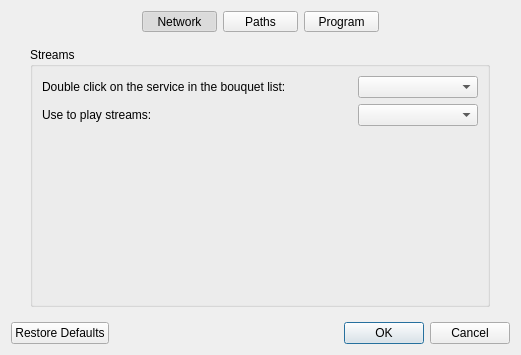
DYefremov/E2Toolkit, file app/ui/res/settings.ui: the form before one commit.
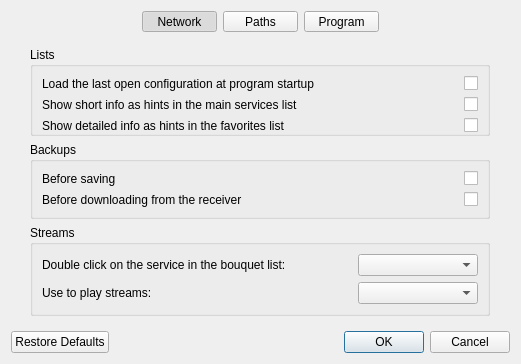
The form after the commit. The open tabs and pages were chosen to show the change. Icons and pictures are not drawn.

Commit message: added options for lists and backup

Patch:
```diff
--- a/app/ui/res/settings.ui
+++ b/app/ui/res/settings.ui
@@ -574,7 +574,7 @@
        </widget>
        <widget class="QWidget" name="program_page">
         <layout class="QGridLayout" name="gridLayout_4">
-         <item row="0" column="0">
+         <item row="2" column="0">
           <widget class="QGroupBox" name="program_streams_box">
            <property name="sizePolicy">
             <sizepolicy hsizetype="Fixed" vsizetype="Preferred">
@@ -687,6 +687,148 @@
            </layout>
           </widget>
          </item>
+         <item row="1" column="0">
+          <widget class="QGroupBox" name="program_backup_box">
+           <property name="title">
+            <string>Backups</string>
+           </property>
+           <layout class="QFormLayout" name="backups_layout">
+            <property name="leftMargin">
+             <number>9</number>
+            </property>
+            <property name="topMargin">
+             <number>9</number>
+            </property>
+            <property name="rightMargin">
+             <number>9</number>
+            </property>
+            <property name="bottomMargin">
+             <number>9</number>
+            </property>
+            <item row="0" column="0">
+             <widget class="QLabel" name="backup_before_saving_label">
+              <property name="text">
+               <string>Before saving</string>
+              </property>
+             </widget>
+            </item>
+            <item row="1" column="0">
+             <widget class="QLabel" name="backup_before_download_label">
+              <property name="text">
+               <string>Before downloading from the receiver</string>
+              </property>
+             </widget>
+            </item>
+            <item row="0" column="1">
+             <widget class="QCheckBox" name="backup_befor_save_check_box">
+              <property name="layoutDirection">
+               <enum>Qt::RightToLeft</enum>
+              </property>
+              <property name="text">
+               <string notr="true"/>
+              </property>
+              <property name="shortcut">
+               <string notr="true"/>
+              </property>
+             </widget>
+            </item>
+            <item row="1" column="1">
+             <widget class="QCheckBox" name="backup_befor_download_check_box">
+              <property name="layoutDirection">
+               <enum>Qt::RightToLeft</enum>
+              </property>
+              <property name="text">
+               <string notr="true"/>
+              </property>
+              <property name="shortcut">
+               <string notr="true"/>
+              </property>
+             </widget>
+            </item>
+           </layout>
+          </widget>
+         </item>
+         <item row="0" column="0">
+          <widget class="QGroupBox" name="program_lists_box">
+           <property name="title">
+            <string>Lists </string>
+           </property>
+           <layout class="QFormLayout" name="lists_layout">
+            <property name="leftMargin">
+             <number>9</number>
+            </property>
+            <property name="topMargin">
+             <number>9</number>
+            </property>
+            <property name="rightMargin">
+             <number>9</number>
+            </property>
+            <property name="bottomMargin">
+             <number>0</number>
+            </property>
+            <item row="0" column="1">
+             <widget class="QCheckBox" name="load_last_config_check_box">
+              <property name="layoutDirection">
+               <enum>Qt::RightToLeft</enum>
+              </property>
+              <property name="text">
+               <string notr="true"/>
+              </property>
+              <property name="shortcut">
+               <string notr="true"/>
+              </property>
+             </widget>
+            </item>
+            <item row="0" column="0">
+             <widget class="QLabel" name="load_last_config_label">
+              <property name="text">
+               <string>Load the last open configuration at program startup</string>
+              </property>
+             </widget>
+            </item>
+            <item row="2" column="1">
+             <widget class="QCheckBox" name="show_fav_hints_check_box">
+              <property name="layoutDirection">
+               <enum>Qt::RightToLeft</enum>
+              </property>
+              <property name="text">
+               <string notr="true"/>
+              </property>
+              <property name="shortcut">
+               <string notr="true"/>
+              </property>
+             </widget>
+            </item>
+            <item row="2" column="0">
+             <widget class="QLabel" name="fav_hints_label">
+              <property name="text">
+               <string>Show detailed info as hints in the favorites list</string>
+              </property>
+             </widget>
+            </item>
+            <item row="1" column="0">
+             <widget class="QLabel" name="services_hints_label">
+              <property name="text">
+               <string>Show short info as hints in the main services list</string>
+              </property>
+             </widget>
+            </item>
+            <item row="1" column="1">
+             <widget class="QCheckBox" name="show_services_hints_check_box">
+              <property name="layoutDirection">
+               <enum>Qt::RightToLeft</enum>
+              </property>
+              <property name="text">
+               <string notr="true"/>
+              </property>
+              <property name="shortcut">
+               <string notr="true"/>
+              </property>
+             </widget>
+            </item>
+           </layout>
+          </widget>
+         </item>
         </layout>
        </widget>
       </widget>
```
Left out of the diff: 6 changed lines with no effect on the pictures. The commit also changes 4 other files.
